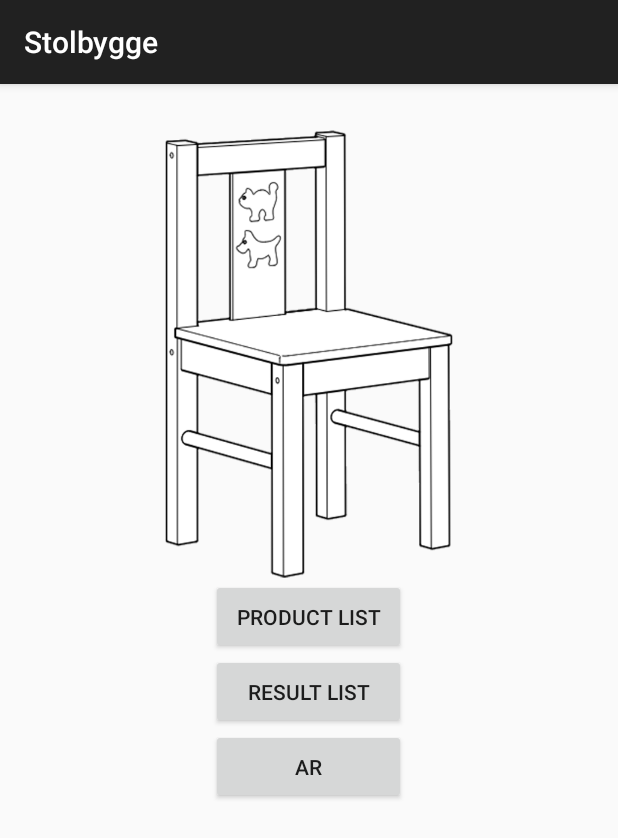
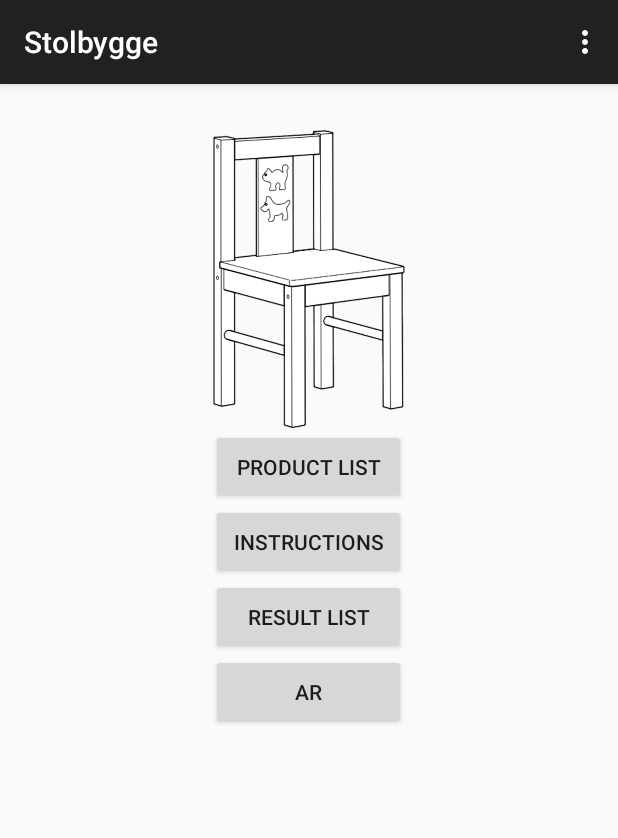
Before and after one commit to alexceder/stolbygge, an Android app: the screen it shows after launch (MainActivity), after a tap on "RESULT LIST", on a phone screen of 412 x 824 dp. Shown: the top 838 px of the screen. Run offline under Robolectric (Android 15) with nearby library versions, the phone set to English and light mode, and no system bars.

Commit message:
code review, changed some names, fixed scroll view around menu since buttons outside of scope wasnt reachable. Changed size of the chair. Added button for instruction site

```diff
--- a/app/src/main/java/se/stolbygge/stolbygge/MainActivity.java
+++ b/app/src/main/java/se/stolbygge/stolbygge/MainActivity.java
@@ -1,41 +1,27 @@
 package se.stolbygge.stolbygge;
 
-import android.app.ActionBar;
-import android.app.ListActivity;
 import android.content.Intent;
 import android.support.v7.app.ActionBarActivity;
 import android.os.Bundle;
-import android.util.Log;
-import android.view.LayoutInflater;
 import android.view.Menu;
 import android.view.MenuItem;
 import android.view.View;
-import android.widget.*;
-
-import java.util.ArrayList;
-import java.util.List;
-
 
 public class MainActivity extends ActionBarActivity{
-
 
     @Override
     protected void onCreate(Bundle savedInstanceState) {
         super.onCreate(savedInstanceState);
         setContentView(R.layout.activity_main);
-
     }
 
-    /*
     @Override
     public boolean onCreateOptionsMenu(Menu menu) {
         // Inflate the menu; this adds items to the action bar if it is present.
         getMenuInflater().inflate(R.menu.menu_main, menu);
         return true;
     }
-    */
 
-    /*
     @Override
     public boolean onOptionsItemSelected(MenuItem item) {
         // Handle action bar item clicks here. The action bar will
@@ -50,38 +36,36 @@
 
         return super.onOptionsItemSelected(item);
     }
-    */
 
-
-    // Is called when the button "Product List" with id button1 on the homepage is clicked.
+    // Is called when the button "Product List" is clicked.
     // Creates an abstract description called intent I, with an operation to be performed.
     // The operation is to call ListActivity.class that shows and handles the product list.
     // Starts the intent.
-    public void onCreateProductList(View view){
+    public void onCreateProductList(View view) {
         Intent I = new Intent(this, se.stolbygge.stolbygge.ListActivity.class);
-        //Log.d("******", "i metoden onCreateProductList i MainActivity");
         startActivity(I);
     }
 
-    // Is called when the button "Result List" with id button2 on the homepage is clicked.
+    // Is called when the button "Result List" is clicked.
     // Creates an abstract description called intent I, with an operation to be performed.
     // Starts the intent.
-    // TODO
-    // Instead on ListActivitity.class, write in the class for the result page.
-    // And de-comment, doh!
-    public void onCreateResultList(View view) {
+    public void onCreateInstructionList(View view) {//TODO implement when ready
+        //Intent I = new Intent(this, se.stolbygge.stolbygge.InstructionActivity.class);
+        //startActivity(I);
+    }
+
+    // Is called when the button "Result List" is clicked.
+    // Creates an abstract description called intent I, with an operation to be performed.
+    // Starts the intent.
+    public void onCreateResultList(View view) { //TODO implement when ready
         //Intent I = new Intent(this, se.stolbygge.stolbygge.ListActivity.class);
         //startActivity(I);
     }
 
-    // Is called when the button "AR" with id button3 on the homepage is clicked.
+    // Is called when the button "AR" is clicked.
     // Creates an abstract description called intent I, with an operation to be performed.
-    // The operation is to call AR.
     // Starts the intent.
-    // TODO Implement
-    //Instead on ListActivitity.class, write in the class for the AR page.
-    // De-comment !
-    public void onCreateAR(View view) {
+    public void onCreateAR(View view) { //TODO implement when ready
         //Intent I = new Intent(this, se.stolbygge.stolbygge.ListActivity.class);
         //startActivity(I);
     }
--- a/app/src/main/res/layout/activity_main.xml
+++ b/app/src/main/res/layout/activity_main.xml
@@ -1,18 +1,19 @@
 <?xml version="1.0" encoding="utf-8"?>
-<LinearLayout xmlns:android="http://schemas.android.com/apk/res/android"
-    android:orientation="vertical" android:layout_width="match_parent"
-    android:layout_height="match_parent">
-
+<ScrollView
+    android:layout_height="wrap_content"
+    android:layout_width="wrap_content"
+    xmlns:android="http://schemas.android.com/apk/res/android"
+    android:layout_gravity="center_horizontal">
 
     <LinearLayout
         android:orientation="vertical"
         android:layout_width="match_parent"
-        android:layout_height="wrap_content"
-        android:layout_gravity="center_horizontal"></LinearLayout>
+        android:layout_height="match_parent"
+        android:layout_gravity="center_horizontal">
 
         <ImageView
-        android:layout_width="300dp"
-        android:layout_height="300dp"
+            android:layout_width="200dp"
+            android:layout_height="200dp"
             android:layout_marginTop="30dp"
             android:id="@+id/imageView2"
             android:layout_gravity="center_horizontal"
@@ -22,15 +23,23 @@
             android:layout_width="130dp"
             android:layout_height="50dp"
             android:text="Product List"
-        android:id="@+id/button1"
+            android:id="@+id/product_list"
             android:layout_gravity="center_horizontal"
             android:onClick="onCreateProductList"/>
 
         <Button
             android:layout_width="130dp"
             android:layout_height="50dp"
+            android:text="InstructionS"
+            android:id="@+id/instruction_list"
+            android:layout_gravity="center_horizontal"
+            android:onClick="onCreateInstructionList"/>
+
+        <Button
+            android:layout_width="130dp"
+            android:layout_height="50dp"
             android:text="Result List"
-        android:id="@+id/button2"
+            android:id="@+id/result_list"
             android:layout_gravity="center_horizontal"
             android:onClick="onCreateResultList"/>
 
@@ -38,8 +47,9 @@
             android:layout_width="130dp"
             android:layout_height="50dp"
             android:text="AR"
-        android:id="@+id/button3"
+            android:id="@+id/ar"
             android:layout_gravity="center_horizontal"
             android:onClick="onCreateAR"/>
 
     </LinearLayout>
+</ScrollView>
```
Lines whose indentation alone changed are shown as unchanged.
